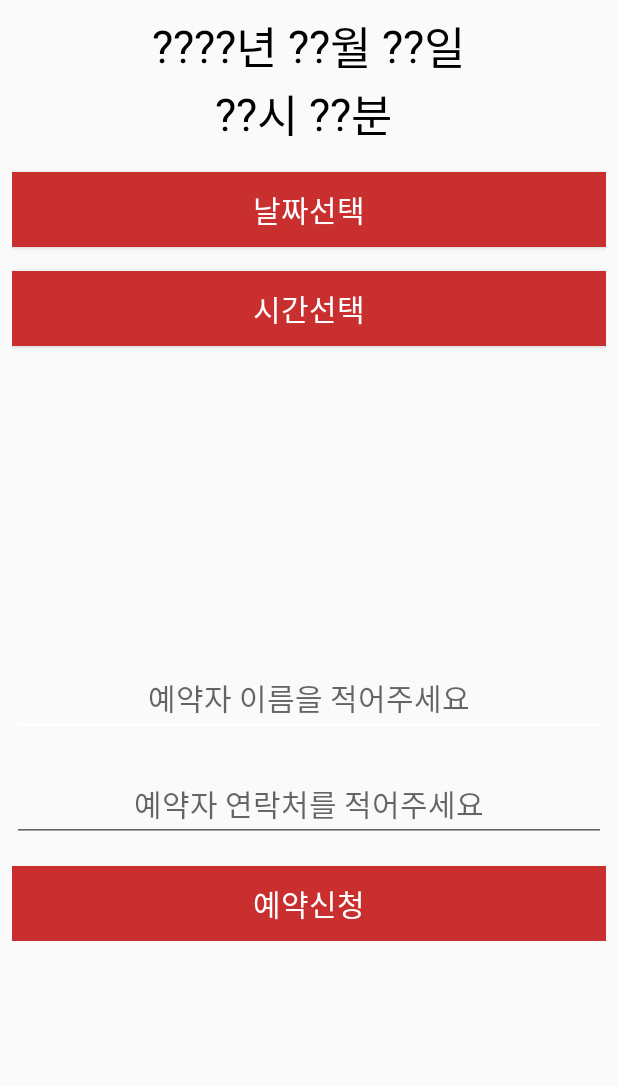
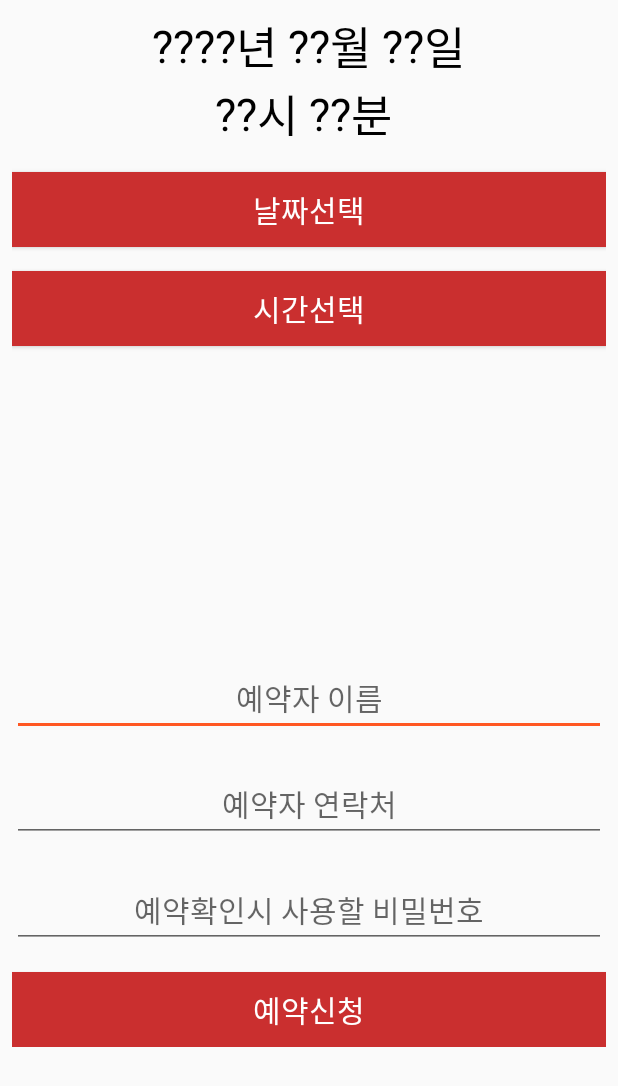
Before and after one commit to mtjin/aws_number_ticket, an Android app: the ReserveActivity screen opened directly, with no data from a screen before it, after a tap on "예약신청", on a phone screen of 412 x 824 dp. Shown: the top 1086 px of the screen. Run offline under Robolectric (Android 15) with nearby library versions, the phone set to English and light mode, and no system bars.

Commit message:
예약관련된 기능은 모두 완료 (알람기능정도만 추가하면될듯, UI개선과)

```diff
--- a/aws_number_ticket/app/src/main/AndroidManifest.xml
+++ b/aws_number_ticket/app/src/main/AndroidManifest.xml
@@ -14,8 +14,9 @@
         android:theme="@style/AppTheme"
         android:usesCleartextTraffic="true"
         tools:ignore="GoogleAppIndexingWarning">
-        <activity android:name=".activity.admin.AdminActivity"></activity>
-        <activity android:name=".activity.Reserve.ReserveActivity" />
+        <activity android:name=".activity.reserve_confirm.ReserveConfirmActivity"></activity>
+        <activity android:name=".activity.admin.AdminActivity" />
+        <activity android:name=".activity.reserve.ReserveActivity" />
         <activity android:name=".activity.main.MainActivity" />
         <activity android:name=".activity.signup.SignupActivity" />
         <activity android:name=".activity.login.LoginActivity">
--- a/aws_number_ticket/app/src/main/java/com/mtjin/aws_number_ticket/activity/Reserve/ReserveContract.java
+++ /dev/null
@@ -1,18 +0,0 @@
-package com.mtjin.aws_number_ticket.activity.Reserve;
-
-import com.mtjin.aws_number_ticket.model.User;
-
-import java.util.List;
-
-public interface ReserveContract {
-    interface View {
-        void onToastMessage(String message); //토스트메세지
-        void showProgress();
-        void hideProgress();
-        void onFinish();
-    }
-
-    interface Presenter{
-        void requestReserve(String restaurant_id, String apply_id, String apply_date, String reserve_date, String user_tel, String accept); //레스토랑 예약
-    }
-}
--- a/aws_number_ticket/app/src/main/java/com/mtjin/aws_number_ticket/activity/main/MainActivity.java
+++ b/aws_number_ticket/app/src/main/java/com/mtjin/aws_number_ticket/activity/main/MainActivity.java
@@ -14,7 +14,7 @@ import android.widget.EditText;
 import android.widget.Toast;
 
 import com.mtjin.aws_number_ticket.R;
-import com.mtjin.aws_number_ticket.activity.Reserve.ReserveActivity;
+import com.mtjin.aws_number_ticket.activity.reserve.ReserveActivity;
 import com.mtjin.aws_number_ticket.model.User;
 
 import java.util.ArrayList;
--- a/aws_number_ticket/app/src/main/java/com/mtjin/aws_number_ticket/activity/Reserve/ReserveActivity.java
+++ b/aws_number_ticket/app/src/main/java/com/mtjin/aws_number_ticket/activity/reserve/ReserveActivity.java
@@ -1,4 +1,4 @@
-package com.mtjin.aws_number_ticket.activity.Reserve;
+package com.mtjin.aws_number_ticket.activity.reserve;
 
 import androidx.appcompat.app.AppCompatActivity;
 
@@ -38,6 +38,7 @@ public class ReserveActivity extends AppCompatActivity implements ReserveContrac
     Button okButton;
     EditText nameEdit;
     EditText telEdit;
+    EditText pwEdit;
 
     ReservePresenter presenter;
 
@@ -46,6 +47,7 @@ public class ReserveActivity extends AppCompatActivity implements ReserveContrac
     TimePickerDialog timePickerdialog;
 
     int id;
+    String restaurantName ="";
 
     private static final String ID_EXTRA = "ID_EXTRA";
     private static final String NAME_EXTRA = "NAME_EXTRA";
@@ -70,6 +72,7 @@ public class ReserveActivity extends AppCompatActivity implements ReserveContrac
         timepickButton = findViewById(R.id.reserve_btn_timepick);
         nameEdit = findViewById(R.id.reserve_et_name);
         telEdit = findViewById(R.id.reserve_et_tel);
+        pwEdit = findViewById(R.id.reserve_et_pw);
         okButton = findViewById(R.id.reserve_btn_ok);
         presenter = new ReservePresenter(this);
         processIntent();
@@ -101,9 +104,10 @@ public class ReserveActivity extends AppCompatActivity implements ReserveContrac
             public void onClick(View view) {
                 String name = nameEdit.getText().toString().trim();
                 String tel = telEdit.getText().toString().trim();
+                String pw = pwEdit.getText().toString().trim();
                 String date = yearText.getText().toString().trim() +"-"+monthText.getText().toString().trim()+"-"+dayText.getText().toString().trim();
                 String time = hourText.getText().toString().trim() + ":" + minuteText.getText().toString().trim();
-                SimpleDateFormat sdf = new SimpleDateFormat("yyyy-MM-dd HH:mm", Locale.KOREA);
+                SimpleDateFormat sdf = new SimpleDateFormat("yyyy-MM-dd a hh:mm", Locale.KOREA);
                 Calendar calendar = Calendar.getInstance();
                 Date date2 = calendar.getTime();
                 sdf.setTimeZone(TimeZone.getTimeZone("Asia/Seoul"));
@@ -113,10 +117,13 @@ public class ReserveActivity extends AppCompatActivity implements ReserveContrac
                     onToastMessage("예약자 이름을 입력해주세요");
                 }else if(tel.length() <=0){
                     onToastMessage("전화번호를 입력해주세요");
-                }else if(date.contains("?") || time.contains("?")){
+                }else if(pw.length() <= 0){
+                    onToastMessage("비밀번호를 입력해주세요");
+                }
+                else if(date.contains("?") || time.contains("?")){
                     onToastMessage("예약날짜와 시간을 정해주세요");
                 }else{
-                    presenter.requestReserve(id+"", name, currentDate, date +" "+ time, tel, "no" );
+                    presenter.requestReserve(id, restaurantName, name, currentDate, date +" "+ time, tel, pw, "no" );
                 }
             }
         });
@@ -128,7 +135,8 @@ public class ReserveActivity extends AppCompatActivity implements ReserveContrac
         Intent intent = getIntent();
         id = intent.getIntExtra(ID_EXTRA,0);
         nameText.setText(intent.getStringExtra(NAME_EXTRA));
-        restaurantText.setText(intent.getStringExtra(RESTAURANT_EXTRA));
+        restaurantName = intent.getStringExtra(RESTAURANT_EXTRA);
+        restaurantText.setText(restaurantName);
         locationText.setText(intent.getStringExtra(LOCATION_EXTRA));
         telText.setText(intent.getStringExtra(TEL_EXTRA));
     }
@@ -157,7 +165,6 @@ public class ReserveActivity extends AppCompatActivity implements ReserveContrac
                 pickedDate.get(Calendar.DATE)
         );
 
-
         minDate.set(minDate.get(Calendar.YEAR), minDate.get(Calendar.MONTH) , minDate.get(Calendar.DATE));
         datePickerDialog.getDatePicker().setMinDate(minDate.getTime().getTime());
         datePickerDialog.setMessage("예약날짜 선택");
@@ -168,8 +175,24 @@ public class ReserveActivity extends AppCompatActivity implements ReserveContrac
             @Override
             public void onTimeSet(TimePicker view, int hourOfDay, int minute) {
                 Toast.makeText(getApplicationContext(), hourOfDay + "시 " + minute + "분", Toast.LENGTH_SHORT).show();
-                hourText.setText(hourOfDay + "");
-                minuteText.setText(minute + "");
+                String state = "오전";
+                int hour = hourOfDay;
+                // 선택한 시간이 12를 넘을경우 "PM"으로 변경 및 -12시간하여 출력 (ex : PM 6시 30분)
+                if (hourOfDay >= 12) {
+                    hour -= 12;
+                    state = "오후";
+                }
+                //orderby 시간순서 쿼리문을 위해서 앞에 0을 붙여줌
+                String putHour = String.valueOf(hour);
+                String putMinute = String.valueOf(minute);
+                if(putHour.length() <= 1){
+                    putHour = "0"+putHour;
+                }
+                if(putMinute.length() <= 1){
+                    putMinute = "0" + putMinute;
+                }
+                hourText.setText(state + " "+putHour); //오전, 오후도 같이넣어줬다.
+                minuteText.setText(putMinute);
             }
         };
         TimeZone tz = TimeZone.getTimeZone("Asia/Seoul");
--- /dev/null
+++ b/aws_number_ticket/app/src/main/java/com/mtjin/aws_number_ticket/activity/reserve/ReserveContract.java
@@ -0,0 +1,14 @@
+package com.mtjin.aws_number_ticket.activity.reserve;
+
+public interface ReserveContract {
+    interface View {
+        void onToastMessage(String message); //토스트메세지
+        void showProgress();
+        void hideProgress();
+        void onFinish();
+    }
+
+    interface Presenter{
+        void requestReserve(int restaurant_id, String restaurant_name, String apply_id, String apply_date, String reserve_date, String user_tel, String user_pw, String accept); //레스토랑 예약
+    }
+}
--- a/aws_number_ticket/app/src/main/java/com/mtjin/aws_number_ticket/api/ApiInterface.java
+++ b/aws_number_ticket/app/src/main/java/com/mtjin/aws_number_ticket/api/ApiInterface.java
@@ -45,11 +45,13 @@ public interface ApiInterface {
     @FormUrlEncoded
     @POST("restaurant/insert")
     Call<Apply> saveReserve(
-            @Field("restaurant_id") String restaurant_id,
+            @Field("restaurant_id") int restaurant_id,
+            @Field("restaurant_name") String restaurant_name,
             @Field("apply_id") String apply_id,
             @Field("apply_date") String apply_date,
             @Field("reserve_date") String reserve_date,
             @Field("user_tel") String user_tel,
+            @Field("user_pw") String user_pw,
             @Field("accept") String accept
     );
 
@@ -77,4 +79,12 @@ public interface ApiInterface {
             @Field("restaurant_id") int restaurant_id,
             @Field("reserve_date") String reserve_date
     );
+
+    @FormUrlEncoded
+    @POST("user/reserve")
+    Call<AdminInfo> getMyReserves(
+            @Field("apply_id") String apply_id,
+            @Field("user_tel") String user_tel,
+            @Field("user_pw") String user_pw
+    );
 }
--- a/aws_number_ticket/app/src/main/res/layout/activity_reserve.xml
+++ b/aws_number_ticket/app/src/main/res/layout/activity_reserve.xml
@@ -6,7 +6,7 @@
     android:layout_height="match_parent"
     android:orientation="vertical"
     android:padding="8dp"
-    tools:context=".activity.Reserve.ReserveActivity"
+    tools:context=".activity.reserve.ReserveActivity"
     >
     <LinearLayout
         android:layout_width="match_parent"
@@ -169,7 +169,7 @@
         android:layout_height="wrap_content"
         android:layout_marginTop="20dp"
         android:gravity="center"
-        android:hint="예약자 이름을 적어주세요"
+        android:hint="예약자 이름"
         android:textSize="20dp"
         />
     <EditText
@@ -180,9 +180,20 @@
         android:gravity="center"
         android:inputType="number"
         android:maxLength="12"
-        android:hint="예약자 연락처를 적어주세요"
+        android:hint="예약자 연락처"
         android:textSize="20dp"
         />
+
+        <EditText
+            android:id="@+id/reserve_et_pw"
+            android:layout_width="match_parent"
+            android:layout_height="wrap_content"
+            android:layout_marginTop="20dp"
+            android:gravity="center"
+            android:maxLength="12"
+            android:hint="예약확인시 사용할 비밀번호"
+            android:textSize="20dp"
+            />
 
     <Button
         android:id="@+id/reserve_btn_ok"
--- a/aws_number_ticket/app/src/main/res/values/colors.xml
+++ b/aws_number_ticket/app/src/main/res/values/colors.xml
@@ -2,7 +2,7 @@
 <resources>
     <color name="colorPrimary">#CA2F2F</color>
     <color name="colorPrimaryDark">#FFFFFF</color>
-    <color name="colorAccent">#FFFFFF</color>
+    <color name="colorAccent">#FF5722</color>
     <color name="colorRed">#CA2F2F</color>
     <color name="colorBlack">#000000</color>
     <color name="colorWhite">#FFFFFF</color>
```
Also changed, not shown: aws_number_ticket/app/src/main/java/com/mtjin/aws_number_ticket/activity/admin/AdminActivity.java (+1 -8 lines), aws_number_ticket/app/src/main/java/com/mtjin/aws_number_ticket/activity/login/LoginActivity.java (+8 -1 lines), aws_number_ticket/app/src/main/java/com/mtjin/aws_number_ticket/activity/reserve/ReservePresenter.java (renamed from aws_number_ticket/app/src/main/java/com/mtjin/aws_number_ticket/activity/Reserve/ReservePresenter.java, +3 -4 lines), aws_number_ticket/app/src/main/java/com/mtjin/aws_number_ticket/activity/reserve_confirm/ReserveConfirmActivity.java (added, +101 -0 lines), aws_number_ticket/app/src/main/java/com/mtjin/aws_number_ticket/activity/reserve_confirm/ReserveConfirmAdapter.java (added, +84 -0 lines), aws_number_ticket/app/src/main/java/com/mtjin/aws_number_ticket/activity/reserve_confirm/ReserveConfirmContract.java (added, +18 -0 lines), aws_number_ticket/app/src/main/java/com/mtjin/aws_number_ticket/activity/reserve_confirm/ReserveConfirmPresenter.java (added, +43 -0 lines), aws_number_ticket/app/src/main/java/com/mtjin/aws_number_ticket/model/Apply.java (+21 -0 lines), aws_number_ticket/app/src/main/res/layout/activity_login.xml (+10 -1 lines), aws_number_ticket/app/src/main/res/layout/activity_reserve_confirm.xml (added, +61 -0 lines), aws_number_ticket/app/src/main/res/layout/item_my_reserve.xml (added, +63 -0 lines), aws_number_ticket/app/src/main/res/layout/item_restaurant.xml (+7 -7 lines).
